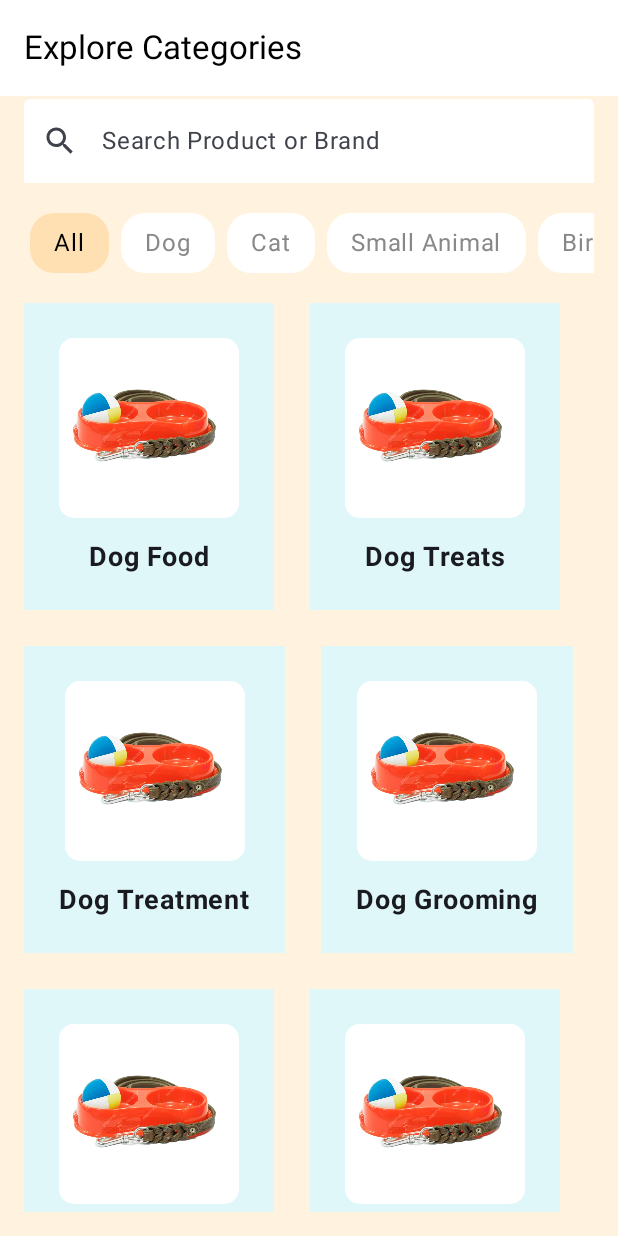
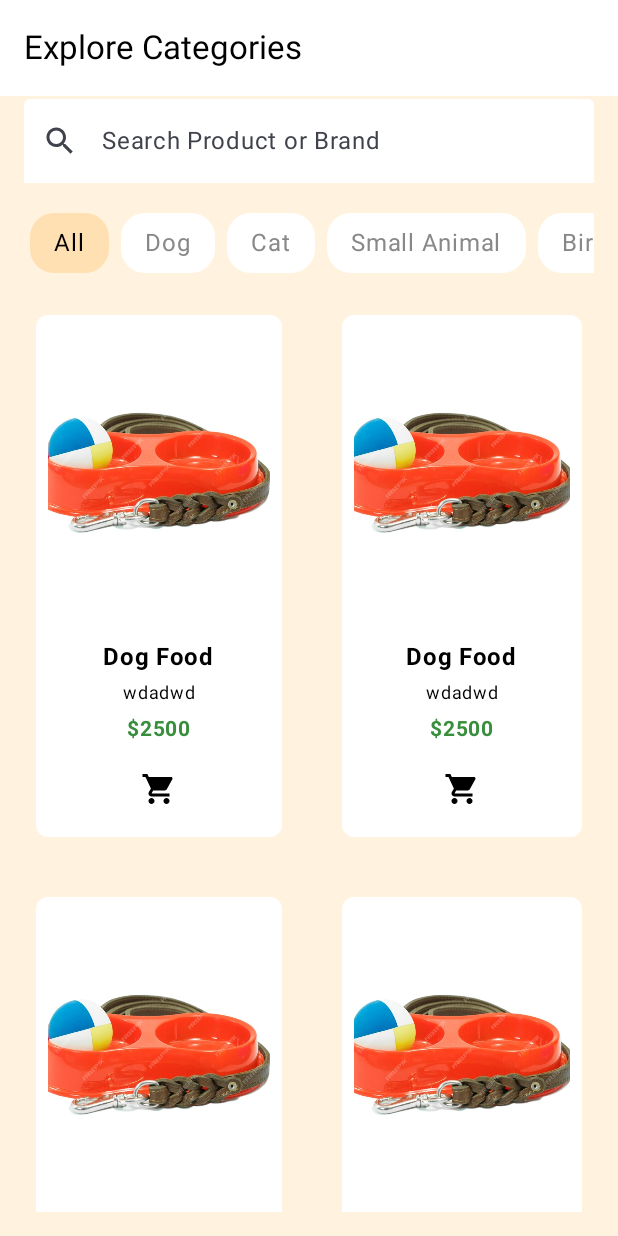
Before and after one commit to 4013amin/Shop_App_project, an Android app built with Jetpack Compose: the SearchPage screen opened through its navigation route, on a phone screen of 412 x 824 dp. Run offline under Robolectric (Android 15) with nearby library versions, the phone set to English and light mode, and no system bars; pictures from the network do not load; 3 statements that could not run were skipped.

Commit message:
Edit in CartItem

```diff
--- a/app/src/main/java/com/example/shop_app_project/Home_page/Main/Main_page.kt
+++ b/app/src/main/java/com/example/shop_app_project/Home_page/Main/Main_page.kt
@@ -14,8 +14,6 @@ import androidx.compose.foundation.lazy.LazyRow
 import androidx.compose.foundation.lazy.items
 import androidx.compose.foundation.shape.RoundedCornerShape
 import androidx.compose.material.icons.Icons
-import androidx.compose.material.icons.filled.Email
-import androidx.compose.material.icons.filled.Menu
 import androidx.compose.material.icons.filled.Search
 import androidx.compose.material.icons.filled.ShoppingCart
 import androidx.compose.material3.*
@@ -424,7 +422,7 @@ fun ProductItem(
     name: String,
     description: String,
     price: Int,
-    image: Int, // استفاده از Int برای منابع محلی
+    image: Int,
     addToCart: () -> Unit,
     onClick: () -> Unit,
 ) {
--- a/app/src/main/java/com/example/shop_app_project/Home_page/Main/Screen_Item/BottomNavigations.kt
+++ b/app/src/main/java/com/example/shop_app_project/Home_page/Main/Screen_Item/BottomNavigations.kt
@@ -116,7 +116,7 @@ fun NavGraph(
             UiHomePage(cartViewModel = shoppingCartViewModel, navController = navController)
         }
         composable("search") {
-            SearchPage(navController = navController)
+            SearchPage(navController = navController, shoppingCartViewModel)
         }
         composable("profile") {
             ProfilePage()
--- a/app/src/main/java/com/example/shop_app_project/Home_page/Main/Screen_Item/Screen_item.kt
+++ b/app/src/main/java/com/example/shop_app_project/Home_page/Main/Screen_Item/Screen_item.kt
@@ -1,7 +1,6 @@
 package com.example.shop_app_project.Home_page.Main.Screen_Item
 
 import android.annotation.SuppressLint
-import androidx.compose.animation.VectorConverter
 import com.example.shop_app_project.data.view_model.ShoppingCartViewModel
 import androidx.compose.foundation.Image
 import androidx.compose.foundation.background
@@ -33,11 +32,7 @@ import androidx.lifecycle.viewmodel.compose.viewModel
 import androidx.navigation.NavController
 import androidx.navigation.compose.rememberNavController
 import coil.compose.rememberImagePainter
-import com.airbnb.lottie.compose.LottieAnimation
-import com.airbnb.lottie.compose.LottieCompositionSpec
-import com.airbnb.lottie.compose.LottieConstants
-import com.airbnb.lottie.compose.animateLottieCompositionAsState
-import com.airbnb.lottie.compose.rememberLottieComposition
+import com.example.shop_app_project.Home_page.Main.ProductItem
 import com.example.shop_app_project.R
 import com.example.shop_app_project.data.view_model.UserViewModel
 import com.google.gson.Gson
@@ -52,14 +47,16 @@ data class CategoryModel(
 
 data class prductmodelfack(
     val name: String,
-    val imageRes: Int,
+    val des: String,
+    val price: Int,
+    val image: Int
 )
 
 
 @ExperimentalMaterial3Api
 @SuppressLint("UnusedMaterial3ScaffoldPaddingParameter")
 @Composable
-fun SearchPage(navController: NavController) {
+fun SearchPage(navController: NavController, shoppingCartViewModel: ShoppingCartViewModel) {
     SearchBar()
 
     Scaffold(
@@ -84,7 +81,8 @@ fun SearchPage(navController: NavController) {
                 Spacer(modifier = Modifier.height(16.dp))
                 CategoryFilter()
                 Spacer(modifier = Modifier.height(16.dp))
-                ProductGrid()
+
+                ProductGrid(shoppingCartViewModel, navController)
             }
         }
     )
@@ -149,18 +147,19 @@ fun CategoryChip(category: String, isSelected: Boolean, onClick: () -> Unit) {
 }
 
 @Composable
-fun ProductGrid() {
+fun ProductGrid(
+    cartViewModel: ShoppingCartViewModel,
+    navController: NavController
+) {
     val products = listOf(
-        prductmodelfack("Dog Food", R.drawable.tools),
-        prductmodelfack("Dog Treats", R.drawable.tools),
-        prductmodelfack("Dog Treatment", R.drawable.tools),
-        prductmodelfack("Dog Grooming", R.drawable.tools),
-        prductmodelfack("Cat Food", R.drawable.tools),
-        prductmodelfack("Cat Food", R.drawable.tools),
-        prductmodelfack("Cat Food", R.drawable.tools),
-        prductmodelfack("Cat Food", R.drawable.tools),
-        prductmodelfack("Cat Food", R.drawable.tools),
-        prductmodelfack("Cat Treats", R.drawable.tools)
+        ProductModel("Dog Food", "wdadwd", 2500, R.drawable.tools),
+        ProductModel("Dog Food", "wdadwd", 2500, R.drawable.tools),
+        ProductModel("Dog Food", "wdadwd", 2500, R.drawable.tools),
+        ProductModel("Dog Food", "wdadwd", 2500, R.drawable.tools),
+        ProductModel("Dog Food", "wdadwd", 2500, R.drawable.tools),
+        ProductModel("Dog Food", "wdadwd", 2500, R.drawable.tools),
+        ProductModel("Dog Food", "wdadwd", 2500, R.drawable.tools),
+        ProductModel("Dog Food", "wdadwd", 2500, R.drawable.tools),
     )
 
     LazyColumn(
@@ -174,7 +173,19 @@ fun ProductGrid() {
                 horizontalArrangement = Arrangement.spacedBy(24.dp)
             ) {
                 rowItems.forEach { product ->
-                    ProductCard(product)
+                    ProductItem(
+                        name = product.name,
+                        description = product.description,
+                        price = product.price,
+                        image = product.image,
+                        addToCart = {
+//                            cartViewModel.addToCart(product)
+                        },
+                        onClick = {
+
+                            navController.navigate("singlePage")
+                        }
+                    )
                 }
             }
         }
@@ -204,7 +215,7 @@ fun ProductCard(product: prductmodelfack) {
                 .padding(13.dp)
         ) {
             Image(
-                painter = painterResource(id = product.imageRes),
+                painter = painterResource(id = product.image),
                 contentDescription = product.name,
                 contentScale = ContentScale.Crop,
                 modifier = Modifier
--- a/app/src/main/java/com/example/shop_app_project/Home_page/login/MainLogin.kt
+++ b/app/src/main/java/com/example/shop_app_project/Home_page/login/MainLogin.kt
@@ -120,7 +120,7 @@ fun bottomnavigations(
         }
         composable("search") {
             SearchPage(
-                navController = navController
+                navController = navController, shoppingCartViewModel
             )
         }
         composable("profile") { ProfilePage() }
--- a/app/src/main/java/com/example/shop_app_project/data/view_model/shoppingCartViewModel.kt
+++ b/app/src/main/java/com/example/shop_app_project/data/view_model/shoppingCartViewModel.kt
@@ -3,7 +3,6 @@ package com.example.shop_app_project.data.view_model
 import android.app.Application
 import androidx.lifecycle.AndroidViewModel
 import androidx.lifecycle.viewModelScope
-import com.example.shop_app_project.Home_page.Main.Screen_Item.ProductModel
 import com.example.shop_app_project.Home_page.Main.SharedPreferencesManager.SharedPreferencesManager
 import kotlinx.coroutines.flow.MutableStateFlow
 import kotlinx.coroutines.flow.StateFlow
```
